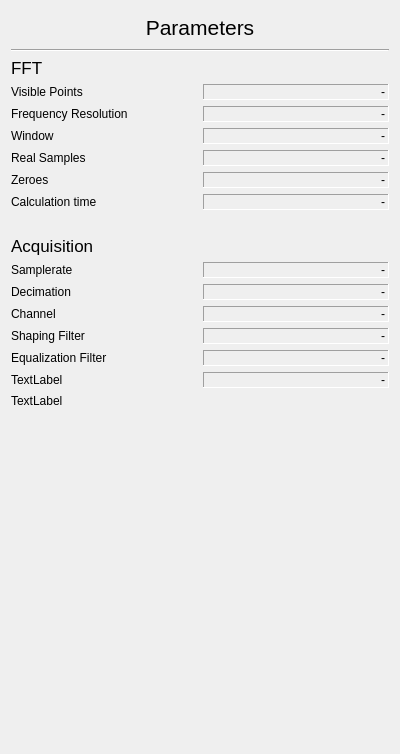
Before: the Qt Designer form parameterwidget.ui in huettern/RedpitayaSpectrumAnalzyer, drawn with Qt 5.
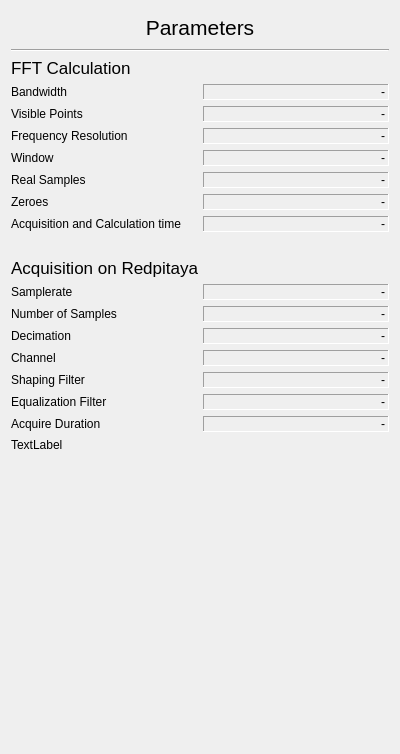
After: the same form once the commit is applied.

```diff
--- a/parameterwidget.ui
+++ b/parameterwidget.ui
@@ -58,140 +58,8 @@
      </item>
      <item>
       <layout class="QGridLayout" name="gridLayout">
-       <item row="2" column="1">
-        <widget class="QLabel" name="valFrequencyResolution">
-         <property name="sizePolicy">
-          <sizepolicy hsizetype="Preferred" vsizetype="Preferred">
-           <horstretch>0</horstretch>
-           <verstretch>0</verstretch>
-          </sizepolicy>
-         </property>
-         <property name="frameShape">
-          <enum>QFrame::Panel</enum>
-         </property>
-         <property name="frameShadow">
-          <enum>QFrame::Sunken</enum>
-         </property>
-         <property name="text">
-          <string>-</string>
-         </property>
-         <property name="alignment">
-          <set>Qt::AlignRight|Qt::AlignTrailing|Qt::AlignVCenter</set>
-         </property>
-         <property name="textInteractionFlags">
-          <set>Qt::LinksAccessibleByMouse|Qt::TextSelectableByKeyboard|Qt::TextSelectableByMouse</set>
-         </property>
-        </widget>
-       </item>
-       <item row="1" column="1">
-        <widget class="QLabel" name="valVisiblePoints">
-         <property name="sizePolicy">
-          <sizepolicy hsizetype="Preferred" vsizetype="Preferred">
-           <horstretch>0</horstretch>
-           <verstretch>0</verstretch>
-          </sizepolicy>
-         </property>
-         <property name="frameShape">
-          <enum>QFrame::Panel</enum>
-         </property>
-         <property name="frameShadow">
-          <enum>QFrame::Sunken</enum>
-         </property>
-         <property name="text">
-          <string>-</string>
-         </property>
-         <property name="alignment">
-          <set>Qt::AlignRight|Qt::AlignTrailing|Qt::AlignVCenter</set>
-         </property>
-         <property name="textInteractionFlags">
-          <set>Qt::LinksAccessibleByMouse|Qt::TextSelectableByKeyboard|Qt::TextSelectableByMouse</set>
-         </property>
-        </widget>
-       </item>
-       <item row="3" column="1">
-        <widget class="QLabel" name="valWindow">
-         <property name="sizePolicy">
-          <sizepolicy hsizetype="Preferred" vsizetype="Preferred">
-           <horstretch>0</horstretch>
-           <verstretch>0</verstretch>
-          </sizepolicy>
-         </property>
-         <property name="frameShape">
-          <enum>QFrame::Panel</enum>
-         </property>
-         <property name="frameShadow">
-          <enum>QFrame::Sunken</enum>
-         </property>
-         <property name="text">
-          <string>-</string>
-         </property>
-         <property name="alignment">
-          <set>Qt::AlignRight|Qt::AlignTrailing|Qt::AlignVCenter</set>
-         </property>
-         <property name="textInteractionFlags">
-          <set>Qt::LinksAccessibleByMouse|Qt::TextSelectableByKeyboard|Qt::TextSelectableByMouse</set>
-         </property>
-        </widget>
-       </item>
-       <item row="6" column="0">
-        <widget class="QLabel" name="label_9">
-         <property name="text">
-          <string>Calculation time</string>
-         </property>
-        </widget>
-       </item>
-       <item row="6" column="1">
-        <widget class="QLabel" name="valCalculationTime">
-         <property name="sizePolicy">
-          <sizepolicy hsizetype="Preferred" vsizetype="Preferred">
-           <horstretch>0</horstretch>
-           <verstretch>0</verstretch>
-          </sizepolicy>
-         </property>
-         <property name="frameShape">
-          <enum>QFrame::Panel</enum>
-         </property>
-         <property name="frameShadow">
-          <enum>QFrame::Sunken</enum>
-         </property>
-         <property name="text">
-          <string>-</string>
-         </property>
-         <property name="alignment">
-          <set>Qt::AlignRight|Qt::AlignTrailing|Qt::AlignVCenter</set>
-         </property>
-         <property name="textInteractionFlags">
-          <set>Qt::LinksAccessibleByMouse|Qt::TextSelectableByKeyboard|Qt::TextSelectableByMouse</set>
-         </property>
-        </widget>
-       </item>
-       <item row="9" column="1">
-        <widget class="QLabel" name="valSamplerate">
-         <property name="sizePolicy">
-          <sizepolicy hsizetype="Preferred" vsizetype="Preferred">
-           <horstretch>0</horstretch>
-           <verstretch>0</verstretch>
-          </sizepolicy>
-         </property>
-         <property name="frameShape">
-          <enum>QFrame::Panel</enum>
-         </property>
-         <property name="frameShadow">
-          <enum>QFrame::Sunken</enum>
-         </property>
-         <property name="text">
-          <string>-</string>
-         </property>
-         <property name="alignment">
-          <set>Qt::AlignRight|Qt::AlignTrailing|Qt::AlignVCenter</set>
-         </property>
-         <property name="textInteractionFlags">
-          <set>Qt::LinksAccessibleByMouse|Qt::TextSelectableByKeyboard|Qt::TextSelectableByMouse</set>
-         </property>
-        </widget>
-       </item>
        <item row="14" column="1">
-        <widget class="QLabel" name="valTextLabel">
+        <widget class="QLabel" name="valShapingFilter">
          <property name="sizePolicy">
           <sizepolicy hsizetype="Preferred" vsizetype="Preferred">
            <horstretch>0</horstretch>
@@ -215,7 +83,14 @@
          </property>
         </widget>
        </item>
-       <item row="8" column="0">
+       <item row="5" column="0">
+        <widget class="QLabel" name="label_7">
+         <property name="text">
+          <string>Real Samples</string>
+         </property>
+        </widget>
+       </item>
+       <item row="9" column="0" colspan="2">
         <widget class="QLabel" name="label_16">
          <property name="font">
           <font>
@@ -223,25 +98,99 @@
           </font>
          </property>
          <property name="text">
-          <string>Acquisition</string>
+          <string>Acquisition on Redpitaya</string>
          </property>
         </widget>
        </item>
-       <item row="12" column="0">
+       <item row="10" column="0">
+        <widget class="QLabel" name="label_11">
+         <property name="text">
+          <string>Samplerate</string>
+         </property>
+        </widget>
+       </item>
+       <item row="14" column="0">
         <widget class="QLabel" name="label_14">
          <property name="text">
           <string>Shaping Filter</string>
          </property>
         </widget>
        </item>
-       <item row="15" column="0">
-        <widget class="QLabel" name="label_29">
+       <item row="12" column="1">
+        <widget class="QLabel" name="valDecimation">
+         <property name="sizePolicy">
+          <sizepolicy hsizetype="Preferred" vsizetype="Preferred">
+           <horstretch>0</horstretch>
+           <verstretch>0</verstretch>
+          </sizepolicy>
+         </property>
+         <property name="frameShape">
+          <enum>QFrame::Panel</enum>
+         </property>
+         <property name="frameShadow">
+          <enum>QFrame::Sunken</enum>
+         </property>
          <property name="text">
-          <string>TextLabel</string>
+          <string>-</string>
          </property>
+         <property name="alignment">
+          <set>Qt::AlignRight|Qt::AlignTrailing|Qt::AlignVCenter</set>
+         </property>
+         <property name="textInteractionFlags">
+          <set>Qt::LinksAccessibleByMouse|Qt::TextSelectableByKeyboard|Qt::TextSelectableByMouse</set>
+         </property>
         </widget>
        </item>
-       <item row="11" column="0">
+       <item row="12" column="0">
+        <widget class="QLabel" name="label_12">
+         <property name="text">
+          <string>Decimation</string>
+         </property>
+        </widget>
+       </item>
+       <item row="10" column="1">
+        <widget class="QLabel" name="valSamplerate">
+         <property name="sizePolicy">
+          <sizepolicy hsizetype="Preferred" vsizetype="Preferred">
+           <horstretch>0</horstretch>
+           <verstretch>0</verstretch>
+          </sizepolicy>
+         </property>
+         <property name="frameShape">
+          <enum>QFrame::Panel</enum>
+         </property>
+         <property name="frameShadow">
+          <enum>QFrame::Sunken</enum>
+         </property>
+         <property name="text">
+          <string>-</string>
+         </property>
+         <property name="alignment">
+          <set>Qt::AlignRight|Qt::AlignTrailing|Qt::AlignVCenter</set>
+         </property>
+         <property name="textInteractionFlags">
+          <set>Qt::LinksAccessibleByMouse|Qt::TextSelectableByKeyboard|Qt::TextSelectableByMouse</set>
+         </property>
+        </widget>
+       </item>
+       <item row="7" column="0">
+        <widget class="QLabel" name="label_9">
+         <property name="text">
+          <string>Acquisition and Calculation time</string>
+         </property>
+         <property name="wordWrap">
+          <bool>true</bool>
+         </property>
+        </widget>
+       </item>
+       <item row="6" column="0">
+        <widget class="QLabel" name="label_8">
+         <property name="text">
+          <string>Zeroes</string>
+         </property>
+        </widget>
+       </item>
+       <item row="13" column="0">
         <widget class="QLabel" name="label_13">
          <property name="text">
           <string>Channel</string>
@@ -249,45 +198,13 @@
         </widget>
        </item>
        <item row="4" column="0">
-        <widget class="QLabel" name="label_7">
+        <widget class="QLabel" name="label_6">
          <property name="text">
-          <string>Real Samples</string>
+          <string>Window</string>
          </property>
         </widget>
        </item>
-       <item row="2" column="0">
-        <widget class="QLabel" name="label_5">
-         <property name="text">
-          <string>Frequency Resolution</string>
-         </property>
-        </widget>
-       </item>
-       <item row="10" column="1">
-        <widget class="QLabel" name="valDecimation">
-         <property name="sizePolicy">
-          <sizepolicy hsizetype="Preferred" vsizetype="Preferred">
-           <horstretch>0</horstretch>
-           <verstretch>0</verstretch>
-          </sizepolicy>
-         </property>
-         <property name="frameShape">
-          <enum>QFrame::Panel</enum>
-         </property>
-         <property name="frameShadow">
-          <enum>QFrame::Sunken</enum>
-         </property>
-         <property name="text">
-          <string>-</string>
-         </property>
-         <property name="alignment">
-          <set>Qt::AlignRight|Qt::AlignTrailing|Qt::AlignVCenter</set>
-         </property>
-         <property name="textInteractionFlags">
-          <set>Qt::LinksAccessibleByMouse|Qt::TextSelectableByKeyboard|Qt::TextSelectableByMouse</set>
-         </property>
-        </widget>
-       </item>
-       <item row="4" column="1">
+       <item row="5" column="1">
         <widget class="QLabel" name="valRealSamples">
          <property name="sizePolicy">
           <sizepolicy hsizetype="Preferred" vsizetype="Preferred">
@@ -312,14 +229,171 @@
          </property>
         </widget>
        </item>
-       <item row="7" column="1">
+       <item row="17" column="0">
+        <widget class="QLabel" name="label_29">
+         <property name="text">
+          <string>TextLabel</string>
+         </property>
+        </widget>
+       </item>
+       <item row="8" column="1">
         <widget class="QLabel" name="label_22">
          <property name="text">
           <string/>
          </property>
         </widget>
        </item>
+       <item row="0" column="0" colspan="2">
+        <widget class="QLabel" name="label">
+         <property name="font">
+          <font>
+           <pointsize>13</pointsize>
+          </font>
+         </property>
+         <property name="text">
+          <string>FFT Calculation</string>
+         </property>
+        </widget>
+       </item>
+       <item row="16" column="1">
+        <widget class="QLabel" name="valAcquireDuration">
+         <property name="sizePolicy">
+          <sizepolicy hsizetype="Preferred" vsizetype="Preferred">
+           <horstretch>0</horstretch>
+           <verstretch>0</verstretch>
+          </sizepolicy>
+         </property>
+         <property name="frameShape">
+          <enum>QFrame::Panel</enum>
+         </property>
+         <property name="frameShadow">
+          <enum>QFrame::Sunken</enum>
+         </property>
+         <property name="text">
+          <string>-</string>
+         </property>
+         <property name="alignment">
+          <set>Qt::AlignRight|Qt::AlignTrailing|Qt::AlignVCenter</set>
+         </property>
+         <property name="textInteractionFlags">
+          <set>Qt::LinksAccessibleByMouse|Qt::TextSelectableByKeyboard|Qt::TextSelectableByMouse</set>
+         </property>
+        </widget>
+       </item>
+       <item row="7" column="1">
+        <widget class="QLabel" name="valCalculationTime">
+         <property name="sizePolicy">
+          <sizepolicy hsizetype="Preferred" vsizetype="Preferred">
+           <horstretch>0</horstretch>
+           <verstretch>0</verstretch>
+          </sizepolicy>
+         </property>
+         <property name="toolTip">
+          <string/>
+         </property>
+         <property name="statusTip">
+          <string/>
+         </property>
+         <property name="frameShape">
+          <enum>QFrame::Panel</enum>
+         </property>
+         <property name="frameShadow">
+          <enum>QFrame::Sunken</enum>
+         </property>
+         <property name="text">
+          <string>-</string>
+         </property>
+         <property name="alignment">
+          <set>Qt::AlignRight|Qt::AlignTrailing|Qt::AlignVCenter</set>
+         </property>
+         <property name="textInteractionFlags">
+          <set>Qt::LinksAccessibleByMouse|Qt::TextSelectableByKeyboard|Qt::TextSelectableByMouse</set>
+         </property>
+        </widget>
+       </item>
+       <item row="4" column="1">
+        <widget class="QLabel" name="valWindow">
+         <property name="sizePolicy">
+          <sizepolicy hsizetype="Preferred" vsizetype="Preferred">
+           <horstretch>0</horstretch>
+           <verstretch>0</verstretch>
+          </sizepolicy>
+         </property>
+         <property name="frameShape">
+          <enum>QFrame::Panel</enum>
+         </property>
+         <property name="frameShadow">
+          <enum>QFrame::Sunken</enum>
+         </property>
+         <property name="text">
+          <string>-</string>
+         </property>
+         <property name="alignment">
+          <set>Qt::AlignRight|Qt::AlignTrailing|Qt::AlignVCenter</set>
+         </property>
+         <property name="textInteractionFlags">
+          <set>Qt::LinksAccessibleByMouse|Qt::TextSelectableByKeyboard|Qt::TextSelectableByMouse</set>
+         </property>
+        </widget>
+       </item>
+       <item row="2" column="0">
+        <widget class="QLabel" name="label_2">
+         <property name="text">
+          <string>Visible Points</string>
+         </property>
+        </widget>
+       </item>
+       <item row="6" column="1">
+        <widget class="QLabel" name="valZeroes">
+         <property name="sizePolicy">
+          <sizepolicy hsizetype="Preferred" vsizetype="Preferred">
+           <horstretch>0</horstretch>
+           <verstretch>0</verstretch>
+          </sizepolicy>
+         </property>
+         <property name="frameShape">
+          <enum>QFrame::Panel</enum>
+         </property>
+         <property name="frameShadow">
+          <enum>QFrame::Sunken</enum>
+         </property>
+         <property name="text">
+          <string>-</string>
+         </property>
+         <property name="alignment">
+          <set>Qt::AlignRight|Qt::AlignTrailing|Qt::AlignVCenter</set>
+         </property>
+         <property name="textInteractionFlags">
+          <set>Qt::LinksAccessibleByMouse|Qt::TextSelectableByKeyboard|Qt::TextSelectableByMouse</set>
+         </property>
+        </widget>
+       </item>
        <item row="13" column="1">
+        <widget class="QLabel" name="valChannel">
+         <property name="sizePolicy">
+          <sizepolicy hsizetype="Preferred" vsizetype="Preferred">
+           <horstretch>0</horstretch>
+           <verstretch>0</verstretch>
+          </sizepolicy>
+         </property>
+         <property name="frameShape">
+          <enum>QFrame::Panel</enum>
+         </property>
+         <property name="frameShadow">
+          <enum>QFrame::Sunken</enum>
+         </property>
+         <property name="text">
+          <string>-</string>
+         </property>
+         <property name="alignment">
+          <set>Qt::AlignRight|Qt::AlignTrailing|Qt::AlignVCenter</set>
+         </property>
+         <property name="textInteractionFlags">
+          <set>Qt::LinksAccessibleByMouse|Qt::TextSelectableByKeyboard|Qt::TextSelectableByMouse</set>
+         </property>
+        </widget>
+       </item>
+       <item row="15" column="1">
         <widget class="QLabel" name="valEqualization">
          <property name="sizePolicy">
           <sizepolicy hsizetype="Preferred" vsizetype="Preferred">
@@ -344,7 +418,7 @@
          </property>
         </widget>
        </item>
-       <item row="13" column="0">
+       <item row="15" column="0">
         <widget class="QLabel" name="label_15">
          <property name="text">
           <string>Equalization Filter</string>
@@ -352,14 +426,14 @@
         </widget>
        </item>
        <item row="1" column="0">
-        <widget class="QLabel" name="label_2">
+        <widget class="QLabel" name="label_3">
          <property name="text">
-          <string>Visible Points</string>
+          <string>Bandwidth</string>
          </property>
         </widget>
        </item>
-       <item row="5" column="1">
-        <widget class="QLabel" name="valZeroes">
+       <item row="2" column="1">
+        <widget class="QLabel" name="valVisiblePoints">
          <property name="sizePolicy">
           <sizepolicy hsizetype="Preferred" vsizetype="Preferred">
            <horstretch>0</horstretch>
@@ -383,8 +457,8 @@
          </property>
         </widget>
        </item>
-       <item row="11" column="1">
-        <widget class="QLabel" name="valChannel">
+       <item row="3" column="1">
+        <widget class="QLabel" name="valFrequencyResolution">
          <property name="sizePolicy">
           <sizepolicy hsizetype="Preferred" vsizetype="Preferred">
            <horstretch>0</horstretch>
@@ -408,75 +482,74 @@
          </property>
         </widget>
        </item>
-       <item row="12" column="1">
-        <widget class="QLabel" name="valShapingFilter">
-         <property name="sizePolicy">
-          <sizepolicy hsizetype="Preferred" vsizetype="Preferred">
-           <horstretch>0</horstretch>
-           <verstretch>0</verstretch>
-          </sizepolicy>
-         </property>
-         <property name="frameShape">
-          <enum>QFrame::Panel</enum>
-         </property>
-         <property name="frameShadow">
-          <enum>QFrame::Sunken</enum>
-         </property>
-         <property name="text">
-          <string>-</string>
-         </property>
-         <property name="alignment">
-          <set>Qt::AlignRight|Qt::AlignTrailing|Qt::AlignVCenter</set>
-         </property>
-         <property name="textInteractionFlags">
-          <set>Qt::LinksAccessibleByMouse|Qt::TextSelectableByKeyboard|Qt::TextSelectableByMouse</set>
-         </property>
-        </widget>
-       </item>
-       <item row="0" column="0">
-        <widget class="QLabel" name="label">
-         <property name="font">
-          <font>
-           <pointsize>13</pointsize>
-          </font>
-         </property>
-         <property name="text">
-          <string>FFT</string>
-         </property>
-        </widget>
-       </item>
-       <item row="10" column="0">
-        <widget class="QLabel" name="label_12">
-         <property name="text">
-          <string>Decimation</string>
-         </property>
-        </widget>
-       </item>
-       <item row="14" column="0">
+       <item row="16" column="0">
         <widget class="QLabel" name="label_17">
          <property name="text">
-          <string>TextLabel</string>
+          <string>Acquire Duration</string>
          </property>
         </widget>
        </item>
        <item row="3" column="0">
-        <widget class="QLabel" name="label_6">
+        <widget class="QLabel" name="label_5">
          <property name="text">
-          <string>Window</string>
+          <string>Frequency Resolution</string>
          </property>
         </widget>
        </item>
-       <item row="5" column="0">
-        <widget class="QLabel" name="label_8">
+       <item row="1" column="1">
+        <widget class="QLabel" name="valBandwidth">
+         <property name="sizePolicy">
+          <sizepolicy hsizetype="Preferred" vsizetype="Preferred">
+           <horstretch>0</horstretch>
+           <verstretch>0</verstretch>
+          </sizepolicy>
+         </property>
+         <property name="frameShape">
+          <enum>QFrame::Panel</enum>
+         </property>
+         <property name="frameShadow">
+          <enum>QFrame::Sunken</enum>
+         </property>
          <property name="text">
-          <string>Zeroes</string>
+          <string>-</string>
          </property>
+         <property name="alignment">
+          <set>Qt::AlignRight|Qt::AlignTrailing|Qt::AlignVCenter</set>
+         </property>
+         <property name="textInteractionFlags">
+          <set>Qt::LinksAccessibleByMouse|Qt::TextSelectableByKeyboard|Qt::TextSelectableByMouse</set>
+         </property>
         </widget>
        </item>
-       <item row="9" column="0">
-        <widget class="QLabel" name="label_11">
+       <item row="11" column="0">
+        <widget class="QLabel" name="label_4">
          <property name="text">
-          <string>Samplerate</string>
+          <string>Number of Samples</string>
+         </property>
+        </widget>
+       </item>
+       <item row="11" column="1">
+        <widget class="QLabel" name="valNumSamples">
+         <property name="sizePolicy">
+          <sizepolicy hsizetype="Preferred" vsizetype="Preferred">
+           <horstretch>0</horstretch>
+           <verstretch>0</verstretch>
+          </sizepolicy>
+         </property>
+         <property name="frameShape">
+          <enum>QFrame::Panel</enum>
+         </property>
+         <property name="frameShadow">
+          <enum>QFrame::Sunken</enum>
+         </property>
+         <property name="text">
+          <string>-</string>
+         </property>
+         <property name="alignment">
+          <set>Qt::AlignRight|Qt::AlignTrailing|Qt::AlignVCenter</set>
+         </property>
+         <property name="textInteractionFlags">
+          <set>Qt::LinksAccessibleByMouse|Qt::TextSelectableByKeyboard|Qt::TextSelectableByMouse</set>
          </property>
         </widget>
        </item>
```
